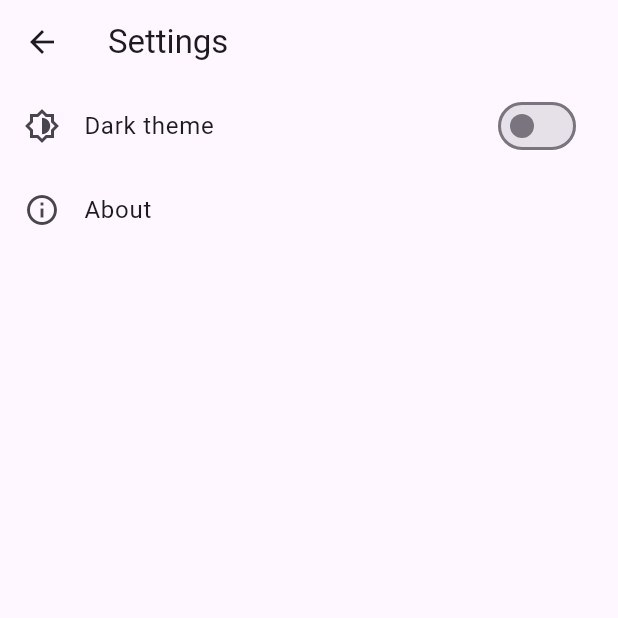
After one commit to william-franco/decibel-monitor, a Flutter app: the DecibelView screen opened by its route, after a tap on the "settings" icon, on a phone screen of 412 x 824 dp, the top half of it. The commit adds this screen. Run offline on Flutter 3.47's test engine with Material 3 defaults, Android fonts, the phone set to English and light mode, and no system bars; our stand-ins replace fl_chart, get_it, go_router, shared_preferences; accounts and stored records are empty; statements that could not run were skipped.

Commit message:
:white_check_mark: Adicionado feature settings

```diff
--- a/lib/src/common/routes/routes.dart
+++ b/lib/src/common/routes/routes.dart
@@ -1,5 +1,6 @@
 import 'package:decibel_monitor/src/features/decibel/routes/decibel_routes.dart';
 import 'package:decibel_monitor/src/features/permission/routes/permission_routes.dart';
+import 'package:decibel_monitor/src/features/settings/routes/setting_routes.dart';
 import 'package:go_router/go_router.dart';
 
 class Routes {
@@ -9,7 +10,7 @@ class Routes {
     routes: [
       ...PermissionRoutes.routes,
       ...DecibelRoutes.routes,
-      // ...SettingRoutes.routes,
+      ...SettingRoutes.routes,
     ],
   );
 }
--- a/lib/src/features/decibel/views/decibel_view.dart
+++ b/lib/src/features/decibel/views/decibel_view.dart
@@ -1,8 +1,10 @@
 import 'package:decibel_monitor/src/common/dependency_injectors/dependency_injector.dart';
 import 'package:decibel_monitor/src/features/decibel/controllers/decibel_controller.dart';
 import 'package:decibel_monitor/src/features/decibel/models/decibel_model.dart';
+import 'package:decibel_monitor/src/features/settings/routes/setting_routes.dart';
 import 'package:fl_chart/fl_chart.dart';
 import 'package:flutter/material.dart';
+import 'package:go_router/go_router.dart';
 
 class DecibelView extends StatefulWidget {
   const DecibelView({super.key});
@@ -33,6 +35,14 @@ class _DecibelViewState extends State<DecibelView> {
       appBar: AppBar(
         centerTitle: false,
         title: const Text('Decibel Monitor'),
+        actions: [
+          IconButton(
+            icon: const Icon(Icons.settings_outlined),
+            onPressed: () {
+              context.push(SettingRoutes.setting);
+            },
+          ),
+        ],
       ),
       body: Padding(
         padding: const EdgeInsets.all(16.0),
--- /dev/null
+++ b/lib/src/features/settings/models/setting_model.dart
@@ -0,0 +1,7 @@
+class SettingModel {
+  bool isDarkTheme;
+
+  SettingModel({
+    this.isDarkTheme = false,
+  });
+}
--- /dev/null
+++ b/lib/src/features/settings/routes/setting_routes.dart
@@ -0,0 +1,16 @@
+import 'package:decibel_monitor/src/features/settings/views/setting_view.dart';
+import 'package:flutter/material.dart';
+import 'package:go_router/go_router.dart';
+
+class SettingRoutes {
+  static const String setting = '/setting';
+
+  static final List<GoRoute> routes = [
+    GoRoute(
+      path: setting,
+      pageBuilder: (context, state) => const MaterialPage(
+        child: SettingView(),
+      ),
+    ),
+  ];
+}
--- /dev/null
+++ b/lib/src/features/settings/views/setting_view.dart
@@ -0,0 +1,76 @@
+import 'package:decibel_monitor/src/common/dependency_injectors/dependency_injector.dart';
+import 'package:decibel_monitor/src/features/settings/controllers/setting_controller.dart';
+import 'package:decibel_monitor/src/features/settings/models/setting_model.dart';
+import 'package:flutter/material.dart';
+import 'package:go_router/go_router.dart';
+
+class SettingView extends StatefulWidget {
+  const SettingView({super.key});
+
+  @override
+  State<SettingView> createState() => _SettingViewState();
+}
+
+class _SettingViewState extends State<SettingView> {
+  late final SettingController settingController;
+
+  @override
+  void initState() {
+    super.initState();
+    settingController = locator<SettingController>();
+  }
+
+  void _showAboutDialog() {
+    showAboutDialog(
+      context: context,
+      applicationIcon: const FlutterLogo(),
+      applicationName: 'Decibel Monitor',
+      applicationVersion: 'Version 1.0.0',
+      applicationLegalese: '\u{a9} 2024 William Franco',
+    );
+  }
+
+  @override
+  Widget build(BuildContext context) {
+    return Scaffold(
+      appBar: AppBar(
+        centerTitle: false,
+        title: const Text('Settings'),
+        leading: IconButton(
+          icon: const Icon(Icons.arrow_back_outlined),
+          onPressed: () {
+            context.pop();
+          },
+        ),
+      ),
+      body: Center(
+        child: ListView(
+          children: <Widget>[
+            ListTile(
+              leading: const Icon(Icons.brightness_6_outlined),
+              title: const Text('Dark theme'),
+              trailing: ValueListenableBuilder<SettingModel>(
+                valueListenable: settingController,
+                builder: (context, value, widget) {
+                  return Switch(
+                    value: value.isDarkTheme,
+                    onChanged: (bool isDarkTheme) {
+                      settingController.changeTheme(isDarkTheme: isDarkTheme);
+                    },
+                  );
+                },
+              ),
+            ),
+            ListTile(
+              leading: const Icon(Icons.info_outline),
+              title: const Text('About'),
+              onTap: () {
+                _showAboutDialog();
+              },
+            ),
+          ],
+        ),
+      ),
+    );
+  }
+}
```
Also changed, not shown: lib/main.dart (+8 -3 lines), lib/src/common/dependency_injectors/dependency_injector.dart (+32 -18 lines), lib/src/features/settings/controllers/setting_controller.dart (added, +46 -0 lines), lib/src/features/settings/repositories/setting_repository.dart (added, +31 -0 lines).
